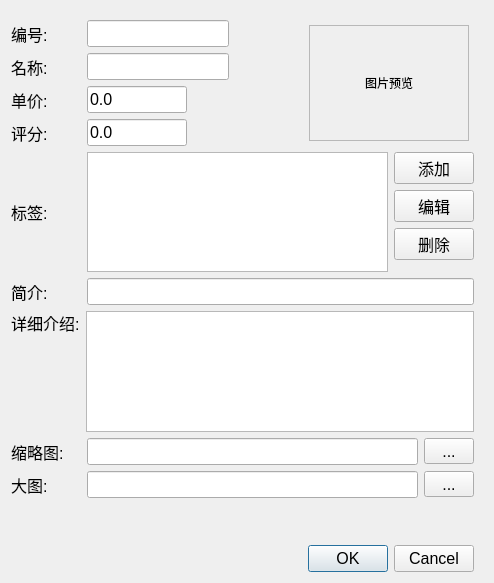
Qt form cbserver/CBServerMonitor/dishinfodialog.ui (raidenawkward/cbqt) before a commit.
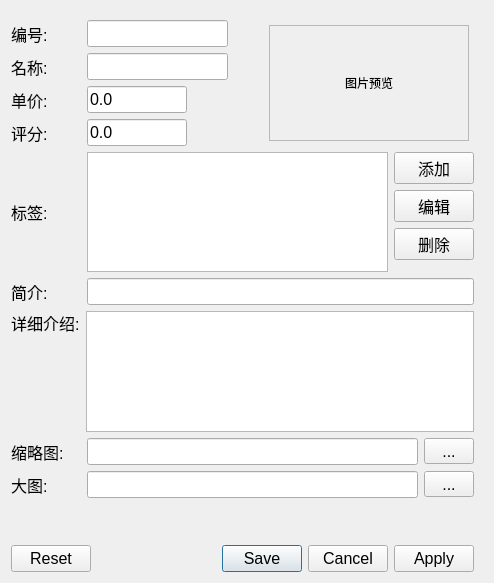
The same form after that commit.

Commit message:
cbserver: dishinfodialog improved
modified: dishinfodialog: bottom buttonbox added and implemented;
	result checking supported;
	listwidget for tags and its operating buttons supported;
	bug in listwidget fixed;

```diff
--- a/cbserver/CBServerMonitor/dishinfodialog.ui
+++ b/cbserver/CBServerMonitor/dishinfodialog.ui
@@ -263,7 +263,7 @@
           <widget class="QLabel" name="labelPreview">
            <property name="minimumSize">
             <size>
-             <width>160</width>
+             <width>200</width>
              <height>0</height>
             </size>
            </property>
@@ -596,11 +596,11 @@
            <pointsize>12</pointsize>
           </font>
          </property>
-         <property name="orientation">
-          <enum>Qt::Horizontal</enum>
-         </property>
          <property name="standardButtons">
-          <set>QDialogButtonBox::Cancel|QDialogButtonBox::Ok</set>
+          <set>QDialogButtonBox::Apply|QDialogButtonBox::Cancel|QDialogButtonBox::Reset|QDialogButtonBox::Save</set>
+         </property>
+         <property name="centerButtons">
+          <bool>false</bool>
          </property>
         </widget>
        </item>
```
Left out of the diff: 35 changed lines with no effect on the pictures. The commit also changes 3 other files.
